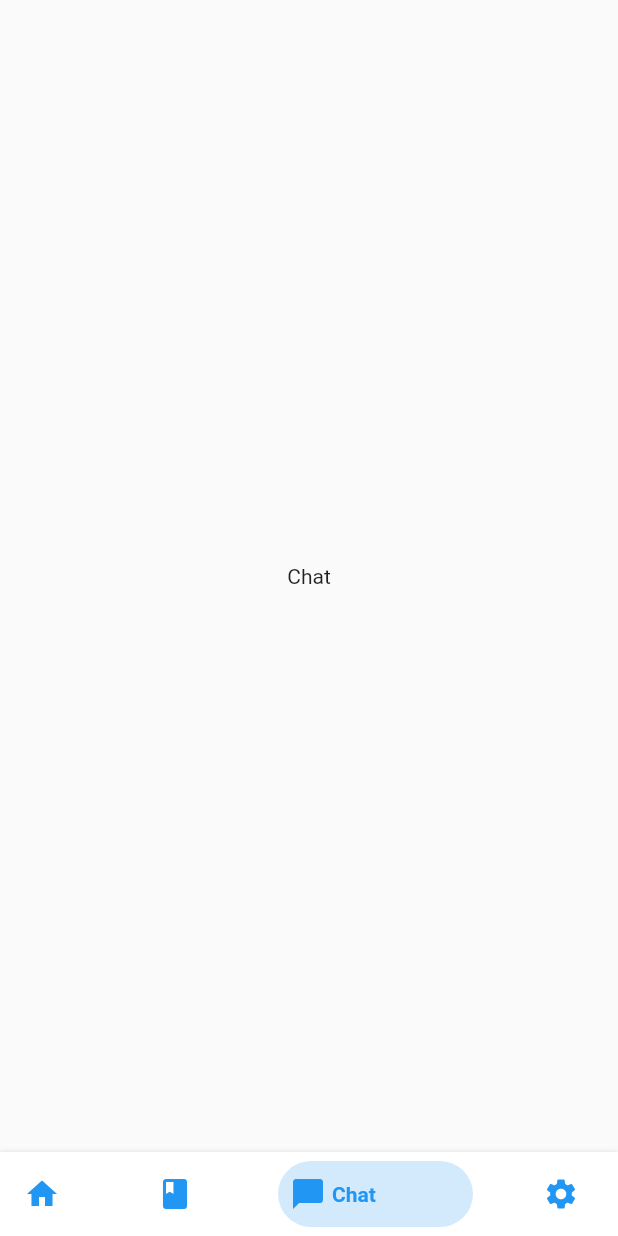
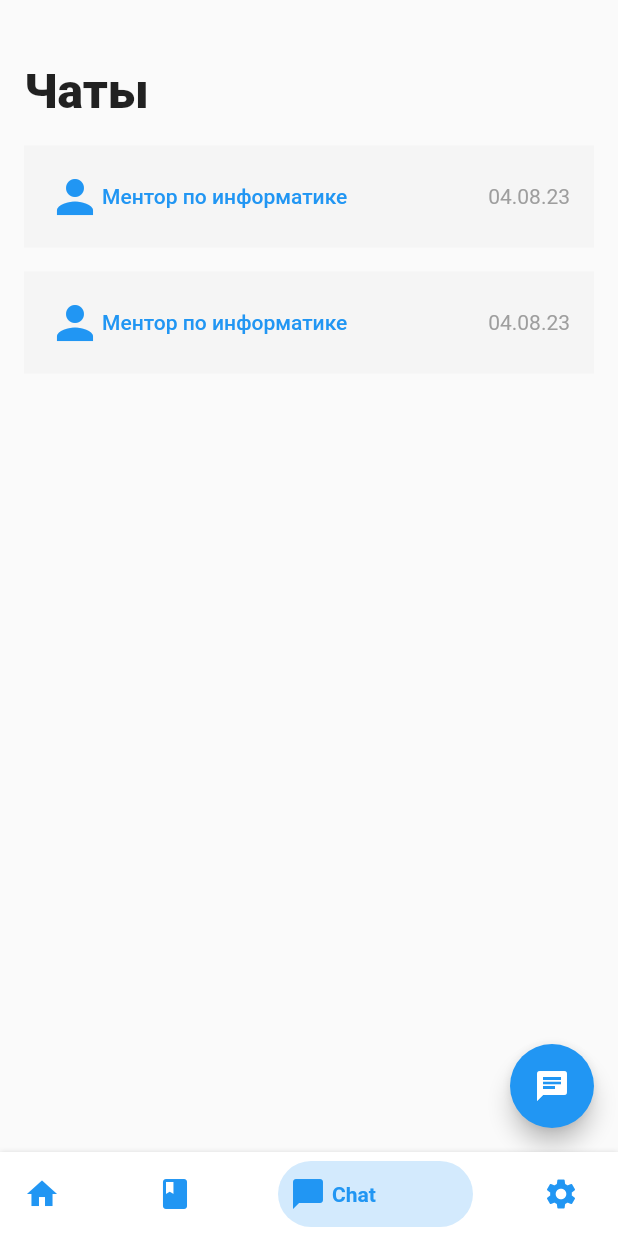
Before and after one commit to AbsoluteZero-cmd/hackathon_app, a Flutter app: the screen it shows after launch, swiped to page 3, on a phone screen of 412 x 824 dp. Run offline on Flutter 3.47's test engine with Material 2 defaults, Android fonts, the phone set to English and light mode, and no system bars; drawn by our look-alikes of bottom_navy_bar.

Commit message:
chat page

```diff
--- a/lib/chat_page.dart
+++ b/lib/chat_page.dart
@@ -1,4 +1,5 @@
 import 'package:flutter/material.dart';
+import 'package:hackathon_app/chat_item_page.dart';
 
 class ChatPage extends StatefulWidget {
   const ChatPage({Key? key}) : super(key: key);
@@ -8,10 +9,79 @@ class ChatPage extends StatefulWidget {
 }
 
 class _ChatPageState extends State<ChatPage> {
+
+  Widget _chatItem() {
+    return Container(
+
+    );
+  }
+
   @override
   Widget build(BuildContext context) {
-    return Center(
-      child: Text('Chat'),
+    double width = MediaQuery.of(context).size.width;
+    double height = MediaQuery.of(context).size.height;
+
+    return Scaffold(
+      floatingActionButton: FloatingActionButton(
+        onPressed: () {
+          Navigator.push(
+            context,
+            MaterialPageRoute(builder: (context) => ChatItemPage()),
+          );
+        },
+        child: Icon(Icons.chat),
+      ),
+      body: Padding(
+        padding: EdgeInsets.symmetric(vertical: 42, horizontal: 16),
+        child: Column(
+          crossAxisAlignment: CrossAxisAlignment.start,
+          mainAxisAlignment: MainAxisAlignment.spaceBetween,
+          children: [
+            Text(
+              'Чаты',
+              style: TextStyle(
+                  fontSize: 32,
+                  fontWeight: FontWeight.w800
+              ),
+            ),
+            SizedBox(
+              width: width - 2 * 16,
+              height: (height - 2 * 42) * 0.85,
+              child: ListView.builder(
+                itemCount: 2,
+                itemBuilder: (context, index) {
+                  return InkWell(
+                    onTap: () {
+
+                    },
+                    child: Container(
+                      margin: EdgeInsets.only(bottom: 16),
+                      padding: EdgeInsets.all(16),
+                      color: Colors.grey[100],
+                      child: Row(
+                        children: [
+                          Icon(Icons.person, color: Colors.blue, size: 36),
+                          Text(
+                            'Ментор по информатике',
+                            style: TextStyle(
+                                fontWeight: FontWeight.w500,
+                                color: Colors.blue
+                            ),
+                          ),
+                          Spacer(),
+                          Text('04.08.23', style: TextStyle(color: Colors.grey[500], fontWeight: FontWeight.w400),)
+                        ],
+                      ),
+                    ),
+                  );
+                },
+              )
+            ),
+          ],
+        ),
+      ),
     );
   }
+
+
 }
--- a/lib/library_page.dart
+++ b/lib/library_page.dart
@@ -43,7 +43,7 @@ class _LibraryPageState extends State<LibraryPage> {
                   scrollDirection: Axis.vertical,
                   itemBuilder: (context, index) {
                     return Container(
-                      margin: EdgeInsets.symmetric(vertical: 10),
+                      margin: EdgeInsets.only(bottom: 10),
                       padding: EdgeInsets.all(12),
                       decoration: BoxDecoration(
                         color: Colors.grey[100],
--- a/lib/navigation.dart
+++ b/lib/navigation.dart
@@ -58,7 +58,7 @@ class _NavigationState extends State<Navigation> {
               icon: Icon(Icons.home)
           ),
           BottomNavyBarItem(
-              title: Text('Library'),
+              title: Text('Resources'),
               icon: Icon(Icons.book)
           ),
           BottomNavyBarItem(
```
Also changed, not shown: lib/chat_item_page.dart (added, +19 -0 lines).
